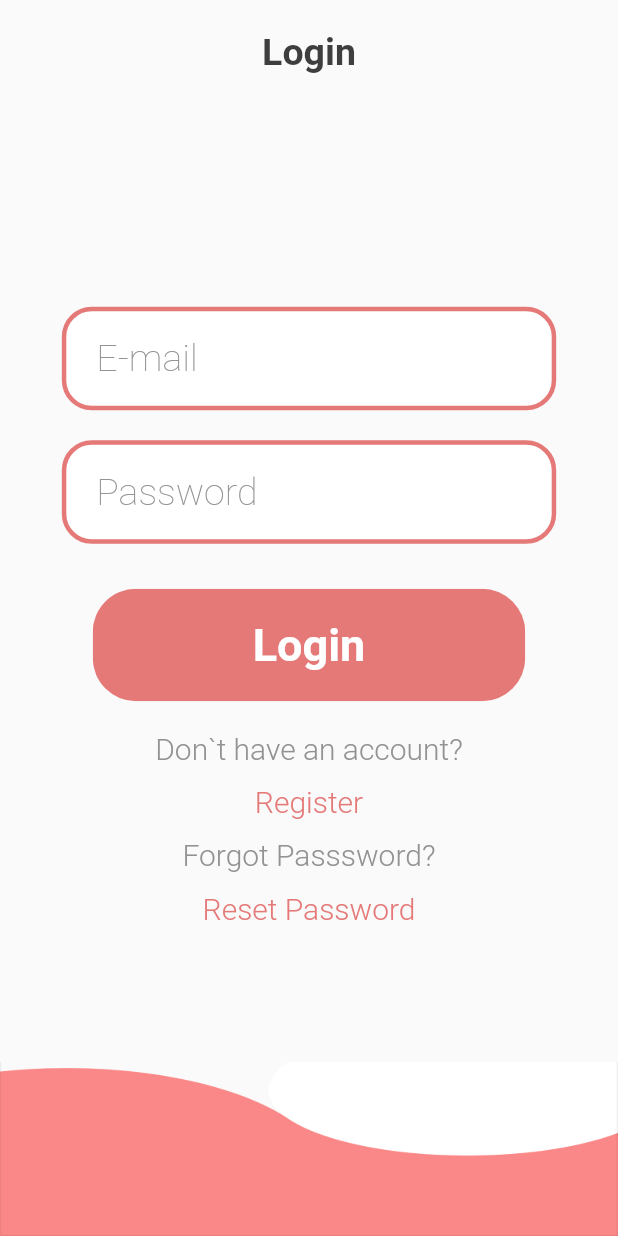
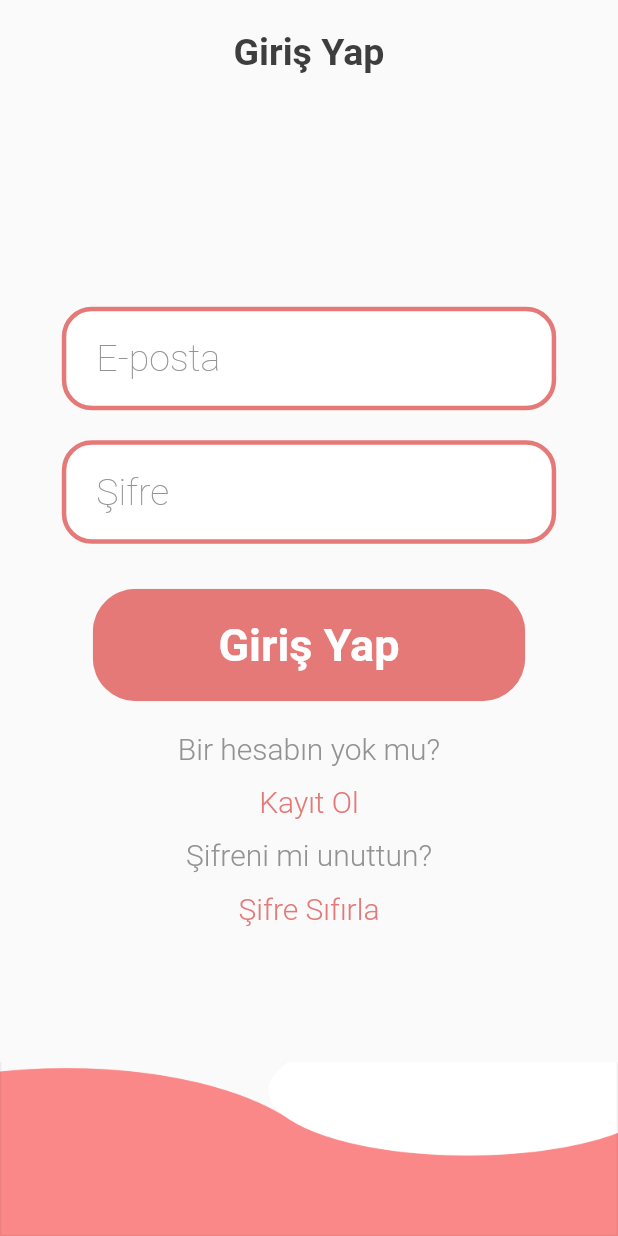
Before and after one commit to MerveCoban1/Siparisin_Kapinda, a Flutter app: the screen it shows after launch, on a phone screen of 412 x 824 dp. Run offline on Flutter 3.47's test engine with Material 2 defaults, Android fonts, the phone set to English and light mode, and no system bars; our stand-ins replace cloud_firestore, firebase_core, firebase_storage, flutter_credit_card, font_awesome_flutter, image_picker and 1 more; missing offline and left inert: dart:html; accounts and stored records are empty.

Commit message:
tr ceviri

```diff
--- a/lib/views/forgot_password_screen.dart
+++ b/lib/views/forgot_password_screen.dart
@@ -22,23 +22,23 @@ class Body extends StatelessWidget {
 
 
     return Background(
-      headerText: "Reset Password",
+      headerText: "Şifre Sıfırla",
       haveBackButton: true,
       onBackButtonPress: () { _backButton(context); },
       child: Column(
         mainAxisAlignment: MainAxisAlignment.center,
         children: <Widget>[
           Text(
-              "Enter your username or email and we will email you instructions on how to reset your password.\n",
+              "Kullanıcı adınızı veya e-posta adresinizi girin, şifrenizi nasıl sıfırlayacağınızla ilgili talimatları size e-posta ile gönderelim.\n",
               style: TextStyle(color: Color.fromARGB(255, 146, 146, 146), fontWeight: FontWeight.w300, fontSize: 20), textAlign: TextAlign.center
           ),
           RoundedInputField(
-            hintText: "E-mail or Username",
+            hintText: "E-posta veya Kullanıcı Adı",
             onChanged: (value) { _eMail = value; },
             isTextHidden: false,
           ),
           RoundedButton(
-            text: "Submit",
+            text: "Gönder",
             onPress: () { _submit(context); },
           ),
 
--- a/lib/views/login_screen.dart
+++ b/lib/views/login_screen.dart
@@ -30,28 +30,28 @@ class Body extends StatelessWidget {
 
     return ListView(
       children:[ Background(
-        headerText: "Login",
+        headerText: "Giriş Yap",
         haveBackButton: false,
         onBackButtonPress: () {},
         child: Column(
           mainAxisAlignment: MainAxisAlignment.center,
           children: <Widget>[
             RoundedInputField(
-              hintText: "E-mail",
+              hintText: "E-posta",
               onChanged: (value) { _eMail = value; },
               isTextHidden: false,
             ),
             RoundedInputField(
-                hintText: "Password",
+                hintText: "Şifre",
                 onChanged: (value) { _password = value; },
                 isTextHidden: true
             ),
             RoundedButton(
-              text: "Login",
+              text: "Giriş Yap",
               onPress: () { _login(context); },
             ),
             Text(
-              "Don`t have an account?",
+              "Bir hesabın yok mu?",
               style: TextStyle(color: Color.fromARGB(255, 146, 146, 146), fontWeight: FontWeight.w300, fontSize: 20),
             ),
             FlatButton(
@@ -66,13 +66,13 @@ class Body extends StatelessWidget {
                 );
               },
               child: Text(
-                "Register",
+                "Kayıt Ol",
                 style: TextStyle(color: Color.fromARGB(255, 228, 121, 120), fontWeight: FontWeight.w300, fontSize: 20),
               ),
             ),
 
             Text(
-              "Forgot Passsword?",
+              "Şifreni mi unuttun?",
               style: TextStyle(color: Color.fromARGB(255, 146, 146, 146), fontWeight: FontWeight.w300, fontSize: 20),
             ),
             FlatButton(
@@ -87,7 +87,7 @@ class Body extends StatelessWidget {
                 );
               },
               child: Text(
-                "Reset Password",
+                "Şifre Sıfırla",
                 style: TextStyle(color: Color.fromARGB(255, 228, 121, 120), fontWeight: FontWeight.w300, fontSize: 20),
               ),
             ),
--- a/lib/views/pasword_reset_complete.dart
+++ b/lib/views/pasword_reset_complete.dart
@@ -20,14 +20,14 @@ class Body extends StatelessWidget {
 
 
     return Background(
-      headerText: "Reset Password",
+      headerText: "Şifre Sıfırla",
       haveBackButton: true,
       onBackButtonPress: () { _backButton(context); },
       child: Column(
         mainAxisAlignment: MainAxisAlignment.center,
         children: <Widget>[
           Text(
-              "Instructions are sent to your email address.\n Check your email to reset your password.",
+              "Talimatlat e-posta adresinize gönderildi.\n Şifrenizi sıfırlamak için e-posta adresinizi kontrol edin.",
               style: TextStyle(color: Color.fromARGB(255, 146, 146, 146), fontWeight: FontWeight.w300, fontSize: 20), textAlign: TextAlign.center
           ),
 
--- a/lib/views/register_screen.dart
+++ b/lib/views/register_screen.dart
@@ -34,7 +34,7 @@ class Body extends StatelessWidget {
     Size size = MediaQuery.of(context).size;
 
     return Background(
-      headerText: "Register",
+      headerText: "Kayıt Ol",
       haveBackButton: true,
       onBackButtonPress: () {
         Navigator.push(
@@ -50,37 +50,37 @@ class Body extends StatelessWidget {
         mainAxisAlignment: MainAxisAlignment.center,
         children: <Widget>[
           RoundedInputField(
-            hintText: "E-mail",
+            hintText: "E-posta",
             onChanged: (value) { _eMail = value; },
             isTextHidden: false,
           ),
           RoundedInputField(
-            hintText: "First Name",
+            hintText: "Ad",
             onChanged: (value) { _firstName = value; },
             isTextHidden: false,
           ),
           RoundedInputField(
-            hintText: "Last Name",
+            hintText: "Soyad",
             onChanged: (value) { _lastName = value; },
             isTextHidden: false,
           ),
           RoundedInputField(
-            hintText: "Phone Number",
+            hintText: "Telefon Numarası",
             onChanged: (value) { _phoneNumber = value; },
             isTextHidden: false,
           ),
           RoundedInputField(
-            hintText: "Password",
+            hintText: "Şifre",
             onChanged: (value) { _password = value; },
             isTextHidden: true,
           ),
           RoundedInputField(
-            hintText: "Password Again",
+            hintText: "Şifreyi Tekrarla",
             onChanged: (value) { _passwordAgain = value; },
             isTextHidden: true,
           ),
           RoundedButton(
-            text: "Register",
+            text: "Kayıt Ol",
             onPress: () { _register(context); },
           ),
         ],
```
